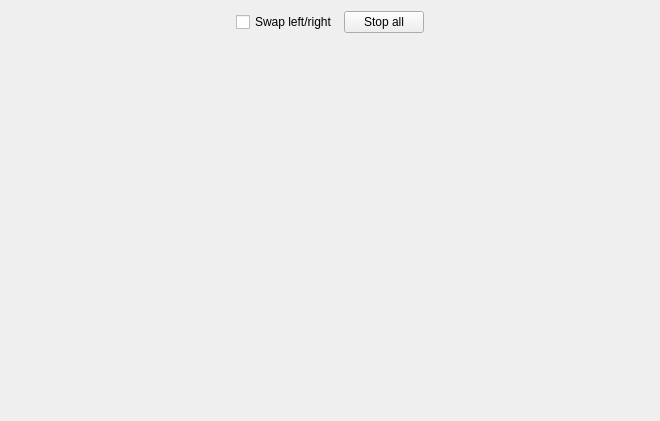
Qt form widgets/drumpadsampleswidget.ui (0xFEEDC0DE64/DrumMachine) before a commit.
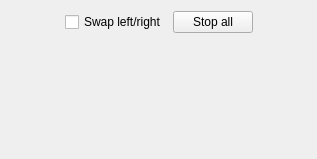
The same form after that commit. Custom widgets are drawn as their Qt base class.

Diff of the .ui file:
```diff
--- a/widgets/drumpadsampleswidget.ui
+++ b/widgets/drumpadsampleswidget.ui
@@ -6,8 +6,8 @@
    <rect>
     <x>0</x>
     <y>0</y>
-    <width>660</width>
-    <height>421</height>
+    <width>317</width>
+    <height>159</height>
    </rect>
   </property>
   <layout class="QGridLayout" name="gridLayout" rowstretch="0,0,0,0,0" columnstretch="0,0,0,0,0,0,0,0,0">
@@ -171,7 +171,7 @@
  <customwidgets>
   <customwidget>
    <class>DrumPadSampleWidget</class>
-   <extends>QWidget</extends>
+   <extends>QFrame</extends>
    <header>widgets/drumpadsamplewidget.h</header>
    <container>1</container>
   </customwidget>
```
Left out of the diff: 216 changed lines with no effect on the pictures.
